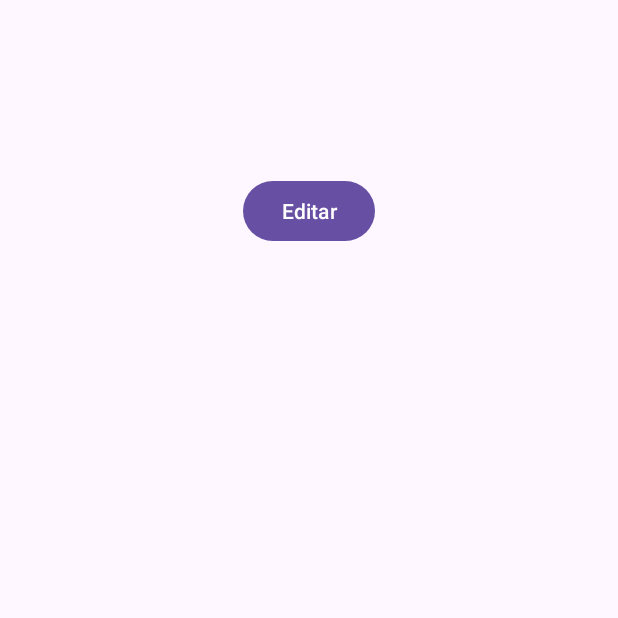
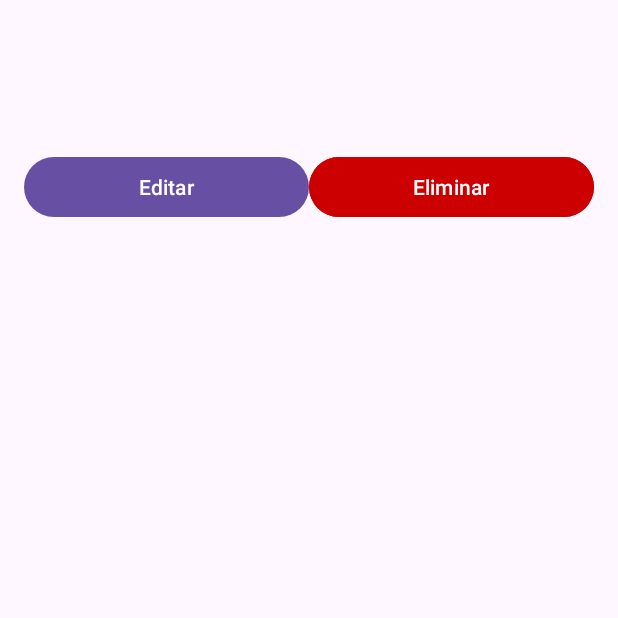
Before and after one commit to AlbertoArostegui/DAS, an Android app: the ItemDetailActivity screen opened directly, with no data from a screen before it, on a phone screen of 412 x 824 dp, the top half of it. Run offline under Robolectric (Android 15) with nearby library versions, the phone set to English and light mode, and no system bars.

Commit message:
Delete and Edit buttons
Delete button and its functionality is added.
Prompt with dialog for the user to confirm deletion.
Edit button and its functionality is added.
Takes the user to a new screen so that he can edit, with the current values as placeholders

```diff
--- a/app/src/main/java/com/example/entrega_primera/ItemListActivity.java
+++ b/app/src/main/java/com/example/entrega_primera/ItemListActivity.java
@@ -34,7 +34,6 @@ public class ItemListActivity extends AppCompatActivity {
 
         adapter = new ArrayAdapter<>(this, android.R.layout.simple_list_item_1, listaItem);
         insertarDatos();
-        cargarItemsDeBaseDeDatos();
         listView.setAdapter(adapter);
 
         Button addButton = findViewById(R.id.addButton);
--- a/app/src/main/res/layout/activity_item_detail.xml
+++ b/app/src/main/res/layout/activity_item_detail.xml
@@ -29,13 +29,25 @@
         android:layout_marginTop="8dp"
         android:textSize="16sp"/>
 
-    <Button
-        android:id="@+id/buttonEdit"
-        android:layout_width="wrap_content"
-        android:layout_height="wrap_content"
-        android:layout_below="@id/textViewPrice"
-        android:layout_centerHorizontal="true"
-        android:layout_marginTop="16dp"
-        android:text="Editar"/>
+        <LinearLayout
+            android:layout_width="match_parent"
+            android:layout_height="wrap_content"
+            android:orientation="horizontal"
+            android:layout_below="@+id/textViewPrice">
 
-</RelativeLayout>
+            <Button
+                android:id="@+id/buttonEdit"
+                android:layout_width="0dp"
+                android:layout_height="wrap_content"
+                android:layout_weight="0.8"
+                android:text="Editar"/>
+
+            <Button
+                android:id="@+id/buttonDelete"
+                android:layout_width="0dp"
+                android:layout_height="wrap_content"
+                android:layout_weight="0.8"
+                android:text="Eliminar"
+                android:backgroundTint="@android:color/holo_red_dark"/>
+        </LinearLayout>
+    </RelativeLayout>
```
Also changed, not shown: app/src/main/AndroidManifest.xml (+5 -3 lines), app/src/main/java/com/example/entrega_primera/DBHandler.java (+15 -1 lines), app/src/main/java/com/example/entrega_primera/EditItemActivity.java (added, +64 -0 lines), app/src/main/java/com/example/entrega_primera/ItemDetailActivity.java (+32 -4 lines), app/src/main/res/layout/activity_edit_item.xml (added, +41 -0 lines).
